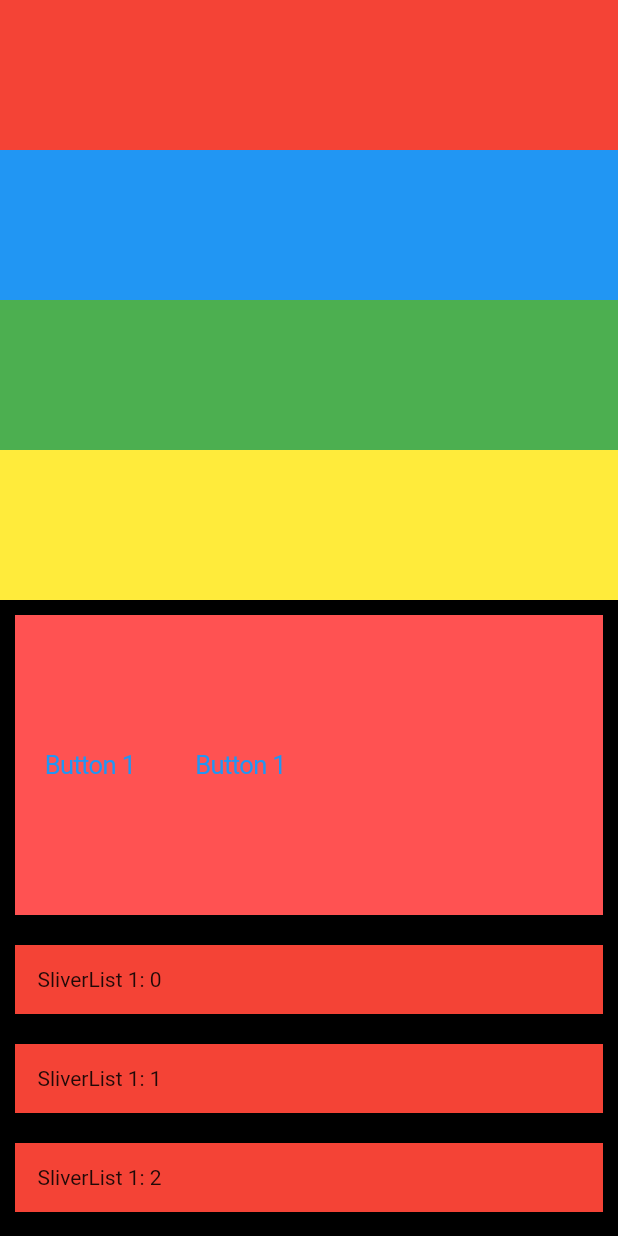
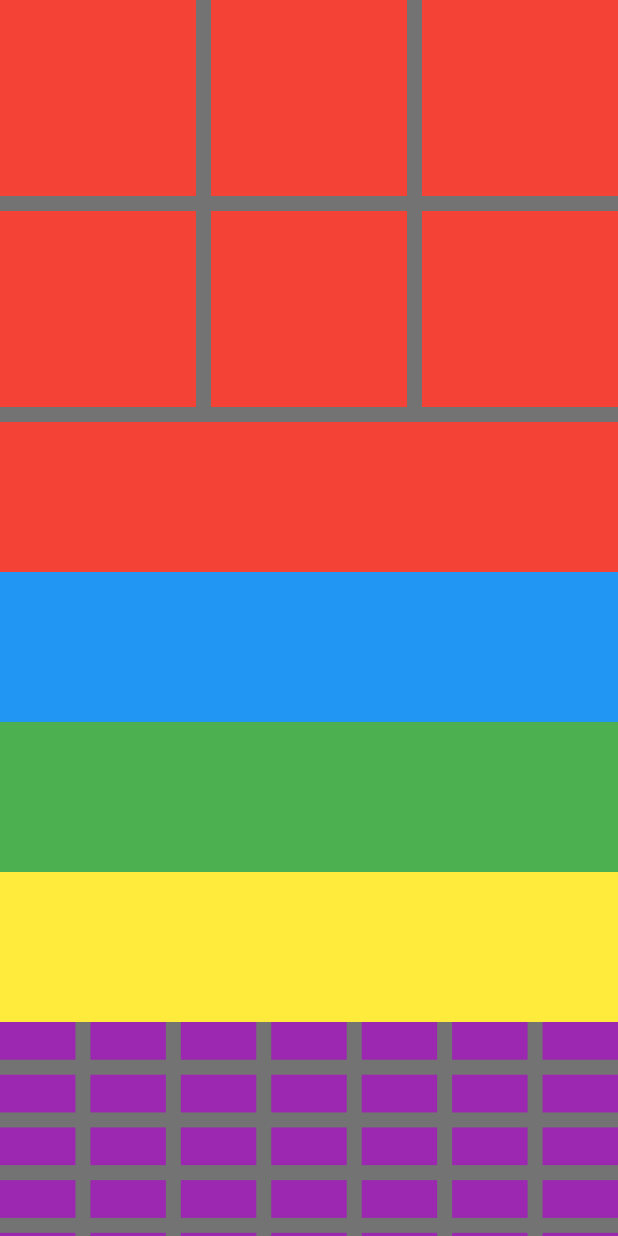
Before and after one commit to goandreus/slivers, a Flutter app: the screen it shows after launch, on a phone screen of 412 x 824 dp. Run offline on Flutter 3.47's test engine with Material 2 defaults, Android fonts, the phone set to English and light mode, and no system bars.

Commit message:
sliver grid(#5)

```diff
--- a/lib/home_page.dart
+++ b/lib/home_page.dart
@@ -13,13 +13,41 @@ class _HomePageState extends State<HomePage> {
       body: Container(
         width: double.infinity,
         height: double.infinity,
-        color: Colors.black,
+        color: Colors.black54,
         child: CustomScrollView(
           slivers: [
             SliverSafeArea(
               bottom: false,
-              sliver: SliverList(delegate: SliverChildListDelegate(
+              sliver: SliverGrid.count(crossAxisCount: 3,
+              crossAxisSpacing: 10,
+              mainAxisSpacing: 10,
+              children: [
+                Container(
+                  color: Colors.red
+                ),
+                Container(
+                  color: Colors.red
+                ),
+                Container(
+                  color: Colors.red
+                ),
+                Container(
+                  color: Colors.red
+                ),
+                Container(
+                  color: Colors.red
+                ),
+                Container(
+                  color: Colors.red
+                ),
+              ],
+              ),
+            ),
+
+
+             SliverList(delegate: SliverChildListDelegate(
                 [
+                  SizedBox(height:10),
                   Container(
                     height: 100,
                     color: Colors.red,
@@ -39,7 +67,17 @@ class _HomePageState extends State<HomePage> {
                 ]
               ),
               ),
-            ),
+              SliverGrid(delegate: SliverChildBuilderDelegate((_, index){
+                return Container(
+                  color: Colors.purple
+                );
+              },childCount: 50), gridDelegate: SliverGridDelegateWithMaxCrossAxisExtent(
+                maxCrossAxisExtent: 50,
+                mainAxisSpacing: 10,
+                crossAxisSpacing: 10,
+                childAspectRatio: 16/8
+              )),
+
             SliverToBoxAdapter(
               child: Container(
                 height: 200,
```
